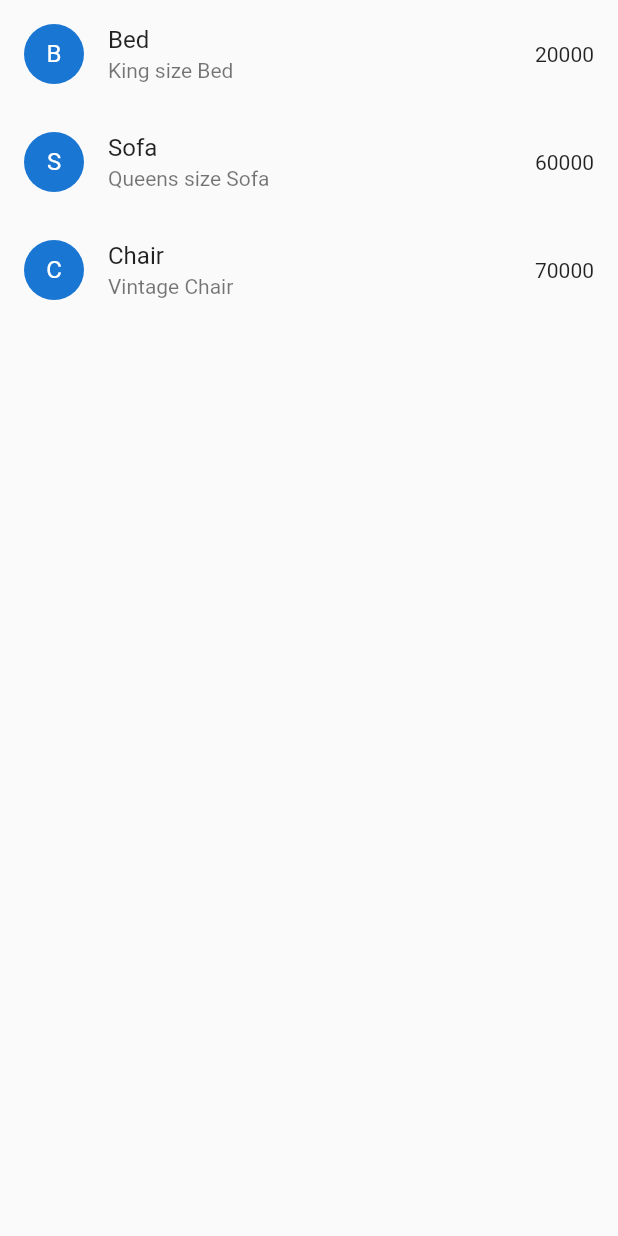
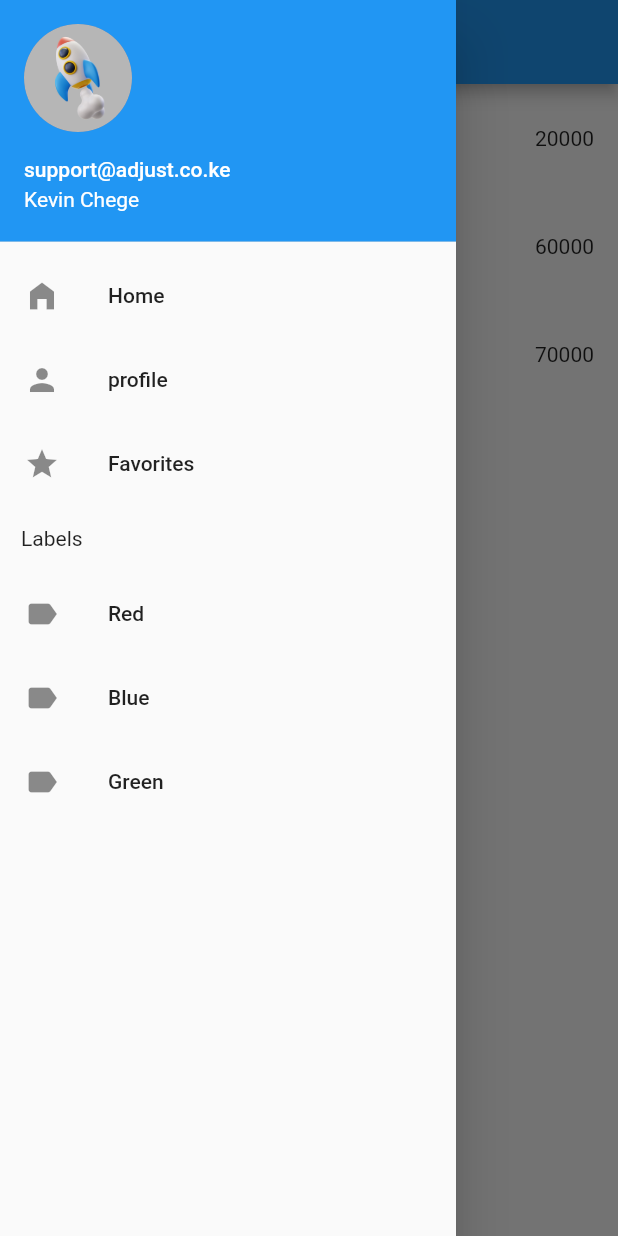
Before and after one commit to kevinchege47/Flutter-Project, a Flutter app: the screen it shows after launch, with the side drawer open (before the commit the screen has no drawer), on a phone screen of 412 x 824 dp. Run offline on Flutter 3.47's test engine with Material 2 defaults, Android fonts, the phone set to English and light mode, and no system bars; our stand-ins replace font_awesome_flutter.

Commit message:
Added navigation drawer

```diff
--- a/lib/screens/Home.dart
+++ b/lib/screens/Home.dart
@@ -1,27 +1,71 @@
 import 'package:flutter/material.dart';
+
 // ignore_for_file: prefer_const_literals_to_create_immutables
 // ignore_for_file: prefer_const_constructors
 class Home extends StatelessWidget {
   Home({Key? key}) : super(key: key);
-  List<String> products = ["Bed","Sofa","Chair"];
-  List<String> productDetails = ["King size Bed","Queens size Sofa","Vintage Chair"];
-  List<int> price = [20000,60000,70000];
+  List<String> products = ["Bed", "Sofa", "Chair"];
+  List<String> productDetails = [
+    "King size Bed",
+    "Queens size Sofa",
+    "Vintage Chair"
+  ];
+  List<int> price = [20000, 60000, 70000];
 
   @override
   Widget build(BuildContext context) {
     return Scaffold(
+      appBar: AppBar(
+        title: Text("Navigation Drawer"),
+      ),
+      drawer: Drawer(
+        child: ListView(
+          children: [
+            UserAccountsDrawerHeader(
+              accountName: Text("support@adjust.co.ke"),
+              accountEmail: Text("Kevin Chege"),
+              currentAccountPicture: CircleAvatar(
+                foregroundImage: AssetImage("images/rocket.jpg"),
+              ),
+            ),
+            ListTile(
+                leading: Icon(Icons.home_filled),
+                title: Text("Home"),
+                onTap: () {}),
+            ListTile(
+                leading: Icon(Icons.person),
+                title: Text("profile"),
+                onTap: () {}),
+            ListTile(
+                leading: Icon(Icons.star),
+                title: Text("Favorites"),
+                onTap: () {}),
+            Padding(
+              padding: const EdgeInsets.all(14.0),
+              child: Text("Labels"),
+            ),
+            ListTile(
+                leading: Icon(Icons.label), title: Text("Red"), onTap: () {}),
+            ListTile(
+                leading: Icon(Icons.label), title: Text("Blue"), onTap: () {}),
+            ListTile(
+                leading: Icon(Icons.label), title: Text("Green"), onTap: () {}),
+          ],
+        ),
+      ),
       body: Container(
         child: ListView.builder(
           itemCount: products.length,
-          itemBuilder: (context,index){
+          itemBuilder: (context, index) {
             return ListTile(
-              leading: CircleAvatar(child: Text(products[index][0]),),
+              leading: CircleAvatar(
+                child: Text(products[index][0]),
+              ),
               title: Text(products[index]),
               subtitle: Text(productDetails[index]),
               trailing: Text(price[index].toString()),
             );
           },
-
         ),
       ),
     );
```
